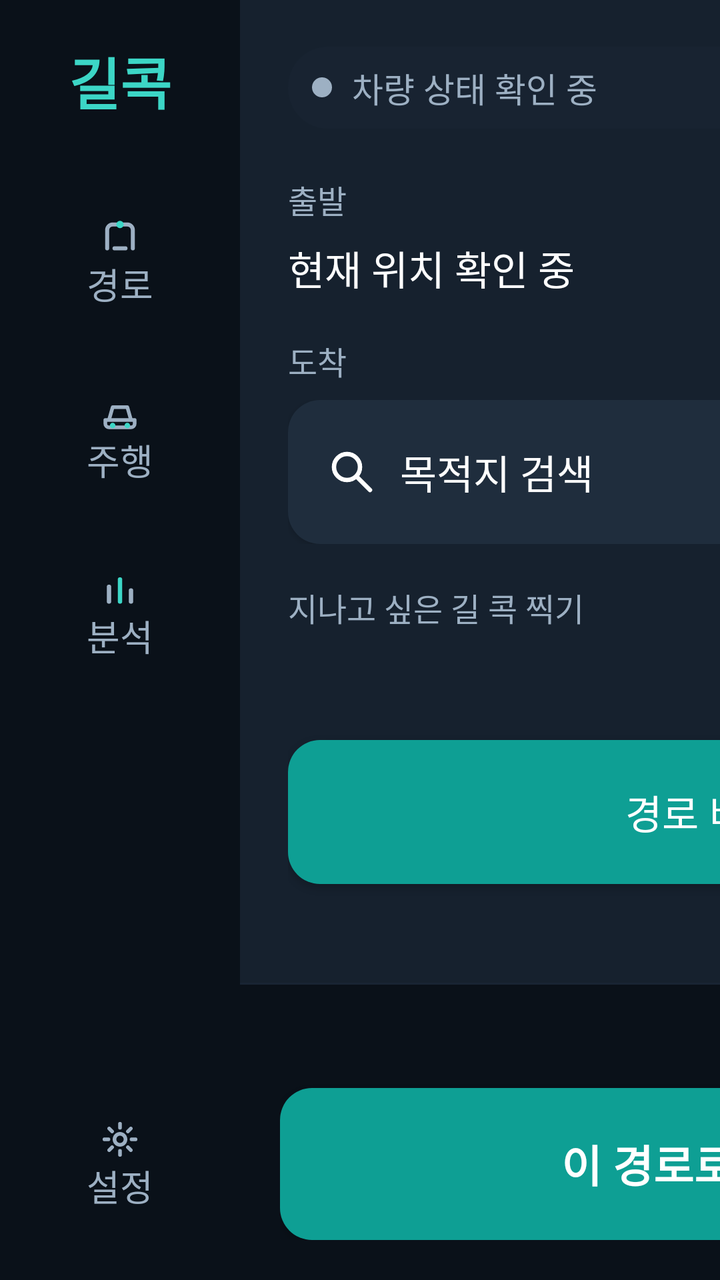
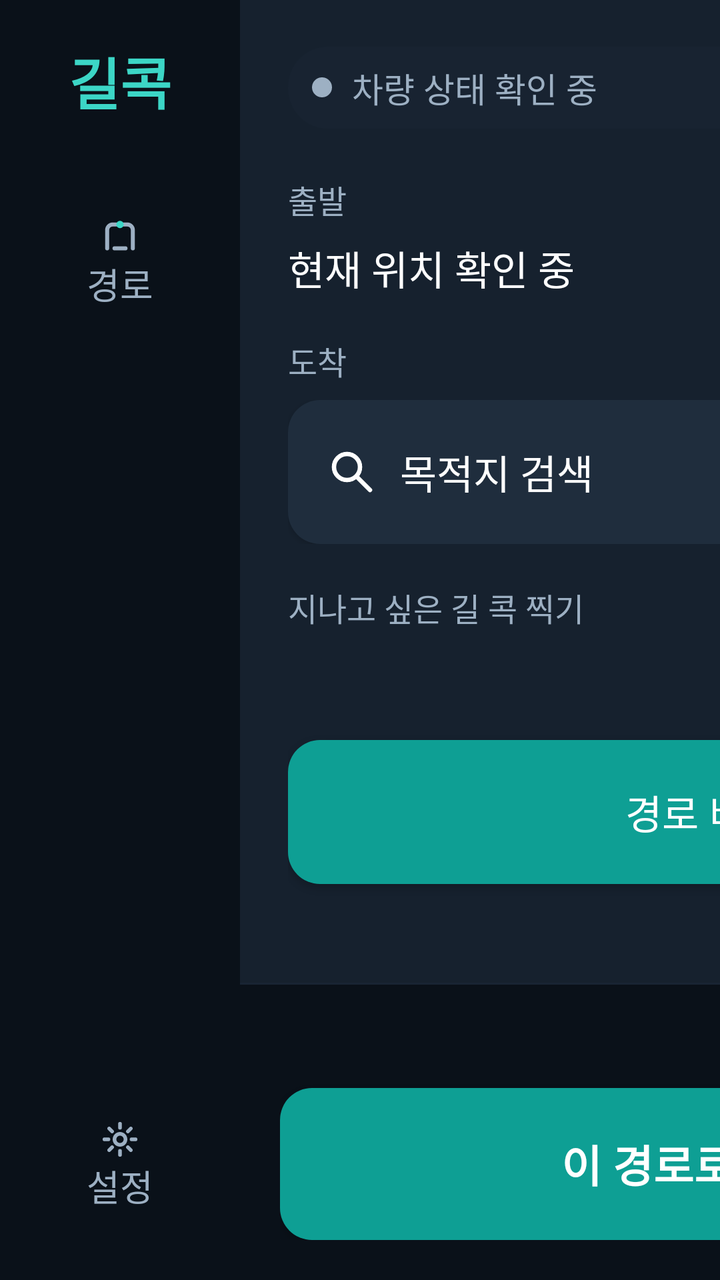

An Android layout rendered at two revisions. The XML below is the earlier revision; the diff shows what the commit changed to produce the second picture.
<!-- AndroidManifest.xml: application theme Theme.Gilkok -->
<!-- res/layout/activity_main.xml -->
<?xml version="1.0" encoding="utf-8"?>
<LinearLayout xmlns:android="http://schemas.android.com/apk/res/android"
    xmlns:app="http://schemas.android.com/apk/res-auto"
    android:layout_width="match_parent" android:layout_height="match_parent"
    android:orientation="horizontal" android:background="@color/road_navy">

    
    <LinearLayout android:layout_width="120dp" android:layout_height="match_parent"
        android:orientation="vertical" android:gravity="center_horizontal"
        android:background="@color/road_rail" android:paddingVertical="20dp" android:paddingHorizontal="12dp">
        <TextView android:layout_width="wrap_content" android:layout_height="wrap_content"
            android:text="길콕" android:textSize="28sp" android:textStyle="bold" android:textColor="@color/road_teal_bright"
            android:layout_marginBottom="28dp"/>
        <com.google.android.material.button.MaterialButton android:id="@+id/nav_route" style="@style/Widget.Gilkok.Button.Nav"
            android:layout_width="match_parent" android:layout_height="80dp" android:text="경로" android:layout_marginBottom="8dp"
            app:icon="@drawable/ic_nav_route" app:iconGravity="textTop" app:iconPadding="4dp" app:iconSize="22dp" app:iconTint="@null"/>
        <com.google.android.material.button.MaterialButton android:id="@+id/nav_trip" style="@style/Widget.Gilkok.Button.Nav"
            android:layout_width="match_parent" android:layout_height="80dp" android:text="주행" android:layout_marginBottom="8dp"
            app:icon="@drawable/ic_nav_trip" app:iconGravity="textTop" app:iconPadding="4dp" app:iconSize="22dp" app:iconTint="@null"/>
        <com.google.android.material.button.MaterialButton android:id="@+id/nav_report" style="@style/Widget.Gilkok.Button.Nav"
            android:layout_width="match_parent" android:layout_height="80dp" android:text="분석"
            app:icon="@drawable/ic_nav_report" app:iconGravity="textTop" app:iconPadding="4dp" app:iconSize="22dp" app:iconTint="@null"/>
        <Space android:layout_width="match_parent" android:layout_height="0dp" android:layout_weight="1"/>
        <com.google.android.material.button.MaterialButton android:id="@+id/nav_settings" style="@style/Widget.Gilkok.Button.Nav"
            android:layout_width="match_parent" android:layout_height="80dp" android:text="설정"
            app:icon="@drawable/ic_nav_settings" app:iconGravity="textTop" app:iconPadding="4dp" app:iconSize="22dp" app:iconTint="@null"/>
    </LinearLayout>

    <FrameLayout android:layout_width="0dp" android:layout_height="match_parent" android:layout_weight="1">

        
        <LinearLayout android:id="@+id/route_panel" android:layout_width="match_parent" android:layout_height="match_parent" android:orientation="horizontal">
            <LinearLayout android:id="@+id/route_sheet" android:layout_width="500dp" android:layout_height="match_parent"
                android:orientation="vertical" android:background="@color/road_surface">
                <LinearLayout android:layout_width="match_parent" android:layout_height="wrap_content" android:orientation="horizontal"
                    android:gravity="center_vertical" android:paddingHorizontal="24dp" android:paddingTop="20dp">
                    <LinearLayout android:id="@+id/global_status_chip" android:layout_width="0dp" android:layout_height="wrap_content"
                        android:layout_weight="1" android:orientation="horizontal" android:gravity="center_vertical"
                        android:background="@drawable/status_chip">
                        <View android:id="@+id/global_status_dot" android:layout_width="10dp" android:layout_height="10dp"
                            android:layout_marginEnd="10dp" android:background="@drawable/status_dot_muted"/>
                        <TextView android:id="@+id/global_status" android:layout_width="0dp" android:layout_height="wrap_content" android:layout_weight="1"
                            android:text="차량 상태 확인 중" android:textSize="17sp" android:textColor="@color/road_muted"/>
                    </LinearLayout>
                    <com.google.android.material.button.MaterialButton android:id="@+id/route_mode" style="@style/Widget.Gilkok.Button.Secondary"
                        android:layout_width="wrap_content" android:layout_height="48dp" android:minHeight="48dp" android:textSize="16sp"
                        android:layout_marginStart="12dp" android:paddingHorizontal="16dp" android:text="데모 데이터" app:cornerRadius="24dp"/>
                </LinearLayout>
                <ScrollView android:id="@+id/route_scroll" android:layout_width="match_parent" android:layout_height="0dp" android:layout_weight="1" android:fillViewport="true">
                    <LinearLayout android:layout_width="match_parent" android:layout_height="wrap_content" android:orientation="vertical"
                        android:paddingHorizontal="24dp" android:paddingBottom="16dp">
                        <TextView android:id="@+id/origin_label" style="@style/Gilkok.Label" android:layout_width="wrap_content" android:layout_height="wrap_content" android:text="출발" android:drawablePadding="8dp" android:gravity="center_vertical"/>
                        <TextView android:id="@+id/origin_text" style="@style/Gilkok.Body" android:layout_width="match_parent" android:layout_height="wrap_content" android:text="현재 위치 확인 중"/>
                        <TextView android:id="@+id/dest_label" style="@style/Gilkok.Label" android:layout_width="wrap_content" android:layout_height="wrap_content" android:text="도착" android:drawablePadding="8dp" android:gravity="center_vertical"/>
                        <LinearLayout android:layout_width="match_parent" android:layout_height="wrap_content" android:orientation="horizontal">
                            <com.google.android.material.button.MaterialButton android:id="@+id/pick_destination" style="@style/Widget.Gilkok.Button.Secondary"
                                android:layout_width="0dp" android:layout_height="72dp" android:layout_weight="1"
                                android:text="목적지 검색" android:textAlignment="viewStart" android:paddingHorizontal="20dp"
                                android:singleLine="true" android:ellipsize="end"
                                app:icon="@drawable/ic_search" app:iconSize="24dp" app:iconPadding="12dp"/>
                            <com.google.android.material.button.MaterialButton android:id="@+id/clear_destination" style="@style/Widget.Gilkok.Button.Secondary"
                                android:layout_width="72dp" android:layout_height="72dp" android:layout_marginStart="8dp" android:text="✕" android:contentDescription="목적지 지우기"/>
                        </LinearLayout>
                        <TextView android:id="@+id/kok_label" style="@style/Gilkok.Label" android:layout_width="wrap_content" android:layout_height="wrap_content" android:text="지나고 싶은 길 콕 찍기" android:drawablePadding="8dp" android:gravity="center_vertical"/>
                        <LinearLayout android:id="@+id/kok_list" android:layout_width="match_parent" android:layout_height="wrap_content" android:orientation="vertical"/>
                        <TextView android:id="@+id/kok_hint" android:layout_width="match_parent" android:layout_height="wrap_content" android:layout_marginTop="4dp"
                            android:textSize="17sp" android:textColor="@color/road_muted"/>
                        <com.google.android.material.button.MaterialButton android:id="@+id/compare_routes"
                            android:layout_width="match_parent" android:layout_height="72dp" android:layout_marginTop="20dp" android:text="경로 비교하기"/>
                        <LinearLayout android:id="@+id/comparison_list" android:layout_width="match_parent" android:layout_height="wrap_content"
                            android:orientation="vertical" android:layout_marginTop="16dp"/>
                    </LinearLayout>
                </ScrollView>
                <View android:layout_width="match_parent" android:layout_height="1dp" android:background="#332B3B4F"/>
                <LinearLayout android:layout_width="match_parent" android:layout_height="wrap_content" android:orientation="vertical"
                    android:background="@color/road_rail" android:padding="20dp" android:elevation="6dp">
                    <TextView android:id="@+id/route_status" android:layout_width="match_parent" android:layout_height="wrap_content"
                        android:textSize="16sp" android:textColor="@color/road_muted" android:maxLines="2" android:layout_marginBottom="10dp"/>
                    <com.google.android.material.button.MaterialButton android:id="@+id/start_guidance"
                        android:layout_width="match_parent" android:layout_height="76dp" android:text="이 경로로 안내 시작" android:textSize="22sp" android:textStyle="bold"/>
                </LinearLayout>
            </LinearLayout>

            <FrameLayout android:id="@+id/map_area" android:layout_width="0dp" android:layout_height="match_parent" android:layout_weight="1">
                <FrameLayout android:id="@+id/map_host" android:layout_width="match_parent" android:layout_height="match_parent"/>
                <LinearLayout android:id="@+id/map_placeholder" android:layout_width="match_parent" android:layout_height="match_parent"
                    android:orientation="vertical" android:gravity="center" android:padding="48dp" android:background="@color/road_navy">
                    <TextView style="@style/Gilkok.Title" android:layout_width="wrap_content" android:layout_height="wrap_content" android:text="지도를 켜면 경로를 함께 볼 수 있어요"/>
                    <TextView android:layout_width="wrap_content" android:layout_height="wrap_content" android:layout_marginTop="10dp" android:gravity="center"
                        android:text="지도 없이도 경로 비교는 동작합니다" android:textSize="19sp" android:textColor="@color/road_muted"/>
                    <com.google.android.material.button.MaterialButton android:id="@+id/enable_map" android:layout_width="320dp" android:layout_height="72dp"
                        android:layout_marginTop="24dp" android:text="지도 켜기"/>
                </LinearLayout>
                <TextView android:id="@+id/map_status" android:layout_width="wrap_content" android:layout_height="wrap_content"
                    android:layout_gravity="top|start" android:layout_margin="20dp" android:background="@drawable/map_chrome"
                    android:textColor="@color/white" android:textSize="17sp" android:maxLines="2" android:elevation="4dp"/>
                <LinearLayout android:layout_width="wrap_content" android:layout_height="wrap_content" android:orientation="vertical"
                    android:layout_gravity="end|center_vertical" android:layout_marginEnd="20dp">
                    <com.google.android.material.button.MaterialButton android:id="@+id/zoom_in" android:layout_width="72dp" android:layout_height="72dp"
                        android:text="+" android:textSize="32sp" android:contentDescription="지도 확대"
                        app:backgroundTint="@color/road_surface2" android:textColor="@color/white" android:padding="0dp" app:cornerRadius="16dp"/>
                    <com.google.android.material.button.MaterialButton android:id="@+id/zoom_out" android:layout_width="72dp" android:layout_height="72dp" android:layout_marginTop="8dp"
                        android:text="−" android:textSize="32sp" android:contentDescription="지도 축소"
                        app:backgroundTint="@color/road_surface2" android:textColor="@color/white" android:padding="0dp" app:cornerRadius="16dp"/>
                    <com.google.android.material.button.MaterialButton android:id="@+id/recenter_map" android:layout_width="72dp" android:layout_height="72dp" android:layout_marginTop="8dp"
                        android:contentDescription="현재 위치로 이동" app:icon="@drawable/ic_location" app:iconGravity="textStart" app:iconPadding="0dp" app:iconSize="28dp"
                        android:padding="0dp" app:backgroundTint="@color/road_surface2" app:cornerRadius="16dp" app:iconTint="@color/white"/>
                </LinearLayout>
                <LinearLayout android:id="@+id/map_legend" android:layout_width="wrap_content" android:layout_height="wrap_content"
                    android:layout_gravity="bottom|start" android:layout_margin="16dp" android:orientation="vertical"
                    android:background="@drawable/map_chrome" android:elevation="4dp"/>
                <TextView android:layout_width="wrap_content" android:layout_height="wrap_content" android:layout_gravity="bottom|end"
                    android:text="© OpenStreetMap contributors" android:textSize="14sp" android:textColor="@color/road_muted"
                    android:background="@drawable/map_chrome" android:padding="4dp"/>
            </FrameLayout>
        </LinearLayout>

        
        <ScrollView android:id="@+id/trip_panel" android:layout_width="match_parent" android:layout_height="match_parent" android:visibility="gone" android:fillViewport="true">
            <LinearLayout android:layout_width="match_parent" android:layout_height="wrap_content" android:orientation="vertical" android:padding="32dp">
                <TextView style="@style/Gilkok.Title" android:layout_width="wrap_content" android:layout_height="wrap_content" android:text="주행 기록"/>
                <TextView android:id="@+id/trip_state" android:layout_width="match_parent" android:layout_height="wrap_content" android:layout_marginTop="6dp" android:layout_marginBottom="20dp"
                    android:textSize="19sp" android:textColor="@color/road_muted"/>
                <LinearLayout android:layout_width="match_parent" android:layout_height="wrap_content" android:orientation="horizontal" android:baselineAligned="false">
                    <LinearLayout style="@style/Gilkok.Card" android:layout_width="0dp" android:layout_height="wrap_content" android:layout_weight="1" android:layout_marginEnd="12dp">
                        <TextView android:layout_width="wrap_content" android:layout_height="wrap_content" android:text="현재 속도" android:textSize="17sp" android:textColor="@color/road_muted"/>
                        <TextView android:id="@+id/live_speed" android:layout_width="wrap_content" android:layout_height="wrap_content" android:text="—" android:textSize="88sp" android:textStyle="bold" android:textColor="@color/white"/>
                        <TextView android:id="@+id/trip_prediction" android:layout_width="match_parent" android:layout_height="wrap_content" android:textSize="18sp" android:textColor="@color/road_teal_bright" android:layout_marginBottom="16dp"/>
                        <com.google.android.material.button.MaterialButton android:id="@+id/start_trip" android:layout_width="match_parent" android:layout_height="72dp" android:text="주행 기록 시작"/>
                        <com.google.android.material.button.MaterialButton android:id="@+id/stop_trip" style="@style/Widget.Gilkok.Button.Secondary" android:layout_width="match_parent" android:layout_height="72dp" android:layout_marginTop="8dp" android:text="기록 마치고 분석 보기"/>
                        <TextView android:id="@+id/service_status" android:layout_width="match_parent" android:layout_height="wrap_content" android:layout_marginTop="12dp" android:textSize="16sp" android:textColor="@color/road_muted"/>
                    </LinearLayout>
                    <LinearLayout style="@style/Gilkok.Card" android:layout_width="0dp" android:layout_height="wrap_content" android:layout_weight="1" android:layout_marginStart="12dp">
                        <TextView android:layout_width="wrap_content" android:layout_height="wrap_content" android:text="차량 데이터 · Pleos Vehicle SDK" android:textSize="17sp" android:textColor="@color/road_muted" android:layout_marginBottom="12dp"/>
                        <LinearLayout android:layout_width="match_parent" android:layout_height="wrap_content" android:orientation="horizontal">
                            <LinearLayout android:layout_width="0dp" android:layout_height="wrap_content" android:layout_weight="1" android:layout_marginEnd="8dp"
                                android:orientation="vertical" android:background="@drawable/metric_tile" android:padding="14dp">
                                <TextView android:layout_width="wrap_content" android:layout_height="wrap_content" android:text="전비·연비" android:textSize="14sp" android:textColor="@color/road_muted"/>
                                <TextView android:id="@+id/live_efficiency" android:layout_width="match_parent" android:layout_height="wrap_content" android:layout_marginTop="6dp" android:textSize="20sp" android:textColor="@color/white" android:textStyle="bold"/>
                            </LinearLayout>
                            <LinearLayout android:layout_width="0dp" android:layout_height="wrap_content" android:layout_weight="1" android:layout_marginStart="8dp"
                                android:orientation="vertical" android:background="@drawable/metric_tile" android:padding="14dp">
                                <TextView android:layout_width="wrap_content" android:layout_height="wrap_content" android:text="누적 거리" android:textSize="14sp" android:textColor="@color/road_muted"/>
                                <TextView android:id="@+id/live_odometer" android:layout_width="match_parent" android:layout_height="wrap_content" android:layout_marginTop="6dp" android:textSize="20sp" android:textColor="@color/white" android:textStyle="bold"/>
                            </LinearLayout>
                        </LinearLayout>
                        <LinearLayout android:layout_width="match_parent" android:layout_height="wrap_content" android:orientation="horizontal" android:layout_marginTop="12dp">
                            <LinearLayout android:layout_width="0dp" android:layout_height="wrap_content" android:layout_weight="1" android:layout_marginEnd="8dp"
                                android:orientation="vertical" android:background="@drawable/metric_tile" android:padding="14dp">
                                <TextView android:layout_width="wrap_content" android:layout_height="wrap_content" android:text="브레이크" android:textSize="14sp" android:textColor="@color/road_muted"/>
                                <TextView android:id="@+id/live_brake" android:layout_width="match_parent" android:layout_height="wrap_content" android:layout_marginTop="6dp" android:textSize="20sp" android:textColor="@color/white" android:textStyle="bold"/>
                            </LinearLayout>
                            <LinearLayout android:layout_width="0dp" android:layout_height="wrap_content" android:layout_weight="1" android:layout_marginStart="8dp"
                                android:orientation="vertical" android:background="@drawable/metric_tile" android:padding="14dp">
                                <TextView android:layout_width="wrap_content" android:layout_height="wrap_content" android:text="주행 모드" android:textSize="14sp" android:textColor="@color/road_muted"/>
                                <TextView android:id="@+id/live_mode" android:layout_width="match_parent" android:layout_height="wrap_content" android:layout_marginTop="6dp" android:textSize="20sp" android:textColor="@color/white" android:textStyle="bold"/>
                            </LinearLayout>
                        </LinearLayout>
                        <TextView android:layout_width="match_parent" android:layout_height="wrap_content" android:layout_marginTop="20dp" android:textSize="16sp" android:textColor="@color/road_muted"
                            android:text="기록 중에는 기본 내비로 이동해도 수집이 이어집니다. 기록은 기기 밖으로 전송되지 않습니다."/>
                    </LinearLayout>
                </LinearLayout>
            </LinearLayout>
        </ScrollView>

        
        <ScrollView android:id="@+id/report_panel" android:layout_width="match_parent" android:layout_height="match_parent" android:visibility="gone" android:fillViewport="true">
            <LinearLayout android:layout_width="match_parent" android:layout_height="wrap_content" android:orientation="vertical" android:padding="32dp">
                <LinearLayout android:layout_width="match_parent" android:layout_height="wrap_content" android:orientation="horizontal" android:gravity="center_vertical" android:layout_marginBottom="20dp">
                    <TextView style="@style/Gilkok.Title" android:layout_width="0dp" android:layout_height="wrap_content" android:layout_weight="1" android:text="내 주행 분석"/>
                    <com.google.android.material.button.MaterialButton android:id="@+id/report_history" style="@style/Widget.Gilkok.Button.Secondary"
                        android:layout_width="wrap_content" android:layout_height="64dp" android:paddingHorizontal="24dp" android:text="이전 주행 보기"/>
                </LinearLayout>
                <LinearLayout android:layout_width="match_parent" android:layout_height="wrap_content" android:orientation="horizontal" android:baselineAligned="false">
                    <LinearLayout style="@style/Gilkok.Card" android:layout_width="0dp" android:layout_height="wrap_content" android:layout_weight="1" android:layout_marginEnd="12dp">
                        <TextView android:layout_width="wrap_content" android:layout_height="wrap_content" android:text="출발 전 예측 vs 실제" android:textSize="17sp" android:textColor="@color/road_muted"/>
                        <TextView android:id="@+id/report_pred_value" android:layout_width="match_parent" android:layout_height="wrap_content" android:layout_marginVertical="8dp" android:textSize="40sp" android:textStyle="bold" android:textColor="@color/road_teal_bright"/>
                        <TextView android:id="@+id/report_pred_detail" style="@style/Gilkok.Body" android:layout_width="match_parent" android:layout_height="wrap_content"/>
                    </LinearLayout>
                    <LinearLayout style="@style/Gilkok.Card" android:layout_width="0dp" android:layout_height="wrap_content" android:layout_weight="1" android:layout_marginStart="12dp">
                        <TextView android:layout_width="wrap_content" android:layout_height="wrap_content" android:text="운전 습관" android:textSize="17sp" android:textColor="@color/road_muted" android:layout_marginBottom="8dp"/>
                        <LinearLayout android:layout_width="match_parent" android:layout_height="wrap_content" android:orientation="horizontal" android:layout_marginBottom="12dp">
                            <TextView android:id="@+id/report_accel_chip" android:layout_width="0dp" android:layout_height="wrap_content" android:layout_weight="1" android:layout_marginEnd="8dp"
                                android:background="@drawable/metric_tile" android:padding="12dp" android:text="급가속 —" android:textSize="18sp" android:textColor="@color/white" android:gravity="center"/>
                            <TextView android:id="@+id/report_brake_chip" android:layout_width="0dp" android:layout_height="wrap_content" android:layout_weight="1" android:layout_marginStart="8dp"
                                android:background="@drawable/metric_tile" android:padding="12dp" android:text="급감속 —" android:textSize="18sp" android:textColor="@color/white" android:gravity="center"/>
                        </LinearLayout>
                        <TextView android:id="@+id/report_text" style="@style/Gilkok.Body" android:layout_width="match_parent" android:layout_height="wrap_content" android:text="완료한 주행이 없습니다"/>
                    </LinearLayout>
                </LinearLayout>
                <LinearLayout style="@style/Gilkok.Card" android:layout_width="match_parent" android:layout_height="wrap_content" android:layout_marginTop="24dp">
                    <TextView android:layout_width="wrap_content" android:layout_height="wrap_content" android:text="부드럽게 달렸다면? · 가상 시나리오" android:textSize="17sp" android:textColor="@color/road_muted" android:layout_marginBottom="8dp"/>
                    <TextView android:id="@+id/energy_text" style="@style/Gilkok.Body" android:layout_width="match_parent" android:layout_height="wrap_content"/>
                </LinearLayout>
                <LinearLayout style="@style/Gilkok.Card" android:layout_width="match_parent" android:layout_height="wrap_content" android:layout_marginTop="24dp">
                    <TextView android:layout_width="wrap_content" android:layout_height="wrap_content" android:text="같은 길, 지난번과 비교" android:textSize="17sp" android:textColor="@color/road_muted" android:layout_marginBottom="8dp"/>
                    <TextView android:id="@+id/report_comparison" style="@style/Gilkok.Body" android:layout_width="match_parent" android:layout_height="wrap_content"/>
                </LinearLayout>
                <TextView android:layout_width="match_parent" android:layout_height="wrap_content" android:layout_marginTop="20dp" android:textSize="16sp" android:textColor="@color/road_muted"
                    android:text="에너지 값은 차량 전비와 기록을 바탕으로 한 추정입니다. 배터리 실측값과 다를 수 있습니다."/>
            </LinearLayout>
        </ScrollView>
    </FrameLayout>
</LinearLayout>
<!-- resources referenced by this layout -->
<resources>
  <color name="road_muted">#9DB0C3</color>
  <color name="road_navy">#0F1822</color>
  <color name="road_rail">#0A1119</color>
  <color name="road_surface">#16212E</color>
  <color name="road_surface2">#1F2D3D</color>
  <color name="road_teal_bright">#3CD6C6</color>
  <color name="white">#FFFFFFFF</color>
  <!-- drawable ic_location (drawable) -->
  <vector xmlns:android="http://schemas.android.com/apk/res/android" android:width="24dp" android:height="24dp" android:viewportWidth="24" android:viewportHeight="24"><path android:pathData="M12,3L12,6M12,18L12,21M3,12L6,12M18,12L21,12M12,7a5,5 0,1 0,0 10a5,5 0,0 0,0 -10" android:strokeColor="#FFFFFF" android:strokeWidth="2.2" android:strokeLineCap="round" android:fillColor="#00000000"/></vector>
  <!-- drawable ic_search (drawable) -->
  <vector xmlns:android="http://schemas.android.com/apk/res/android" android:width="24dp" android:height="24dp" android:viewportWidth="24" android:viewportHeight="24"><path android:pathData="M9.5,3a6.5,6.5 0,1 0,0 13a6.5,6.5 0,0 0,0 -13M14.5,14.5L21,21" android:strokeColor="#FFFFFF" android:strokeWidth="2.2" android:strokeLineCap="round" android:fillColor="#00000000"/></vector>
  <!-- drawable map_chrome (drawable) -->
  <?xml version="1.0" encoding="utf-8"?>
  <shape xmlns:android="http://schemas.android.com/apk/res/android">
      <solid android:color="#E016212E" />
      <corners android:radius="14dp" />
      <padding android:left="14dp" android:top="10dp" android:right="14dp" android:bottom="10dp" />
  </shape>
  <!-- drawable metric_tile (drawable) -->
  <?xml version="1.0" encoding="utf-8"?>
  <shape xmlns:android="http://schemas.android.com/apk/res/android">
      <solid android:color="#33101A28" />
      <corners android:radius="14dp" />
  </shape>
  <!-- drawable status_chip (drawable) -->
  <?xml version="1.0" encoding="utf-8"?>
  <shape xmlns:android="http://schemas.android.com/apk/res/android">
      <solid android:color="#331F2D3D" />
      <corners android:radius="20dp" />
      <padding android:left="12dp" android:top="8dp" android:right="14dp" android:bottom="8dp" />
  </shape>
  <!-- drawable status_dot_muted (drawable) -->
  <?xml version="1.0" encoding="utf-8"?>
  <shape xmlns:android="http://schemas.android.com/apk/res/android" android:shape="oval">
      <solid android:color="@color/road_muted" />
  </shape>
  <style name="Gilkok.Body" parent=""><item name="android:textSize">20sp</item><item name="android:textColor">@color/white</item><item name="android:lineSpacingExtra">4dp</item></style>
  <style name="Gilkok.Card" parent=""><item name="android:background">@drawable/card_bg</item><item name="android:padding">24dp</item><item name="android:orientation">vertical</item></style>
  <style name="Gilkok.Label" parent=""><item name="android:textSize">16sp</item><item name="android:textColor">@color/road_muted</item><item name="android:layout_marginTop">20dp</item><item name="android:layout_marginBottom">8dp</item></style>
  <style name="Gilkok.Title" parent=""><item name="android:textSize">28sp</item><item name="android:textStyle">bold</item><item name="android:textColor">@color/white</item></style>
  <style name="Widget.Gilkok.Button.Secondary">
          <item name="backgroundTint">@color/road_surface2</item>
          <item name="android:textColor">@color/white</item>
      </style>
  <!-- drawable card_bg (drawable) -->
  <shape xmlns:android="http://schemas.android.com/apk/res/android"><solid android:color="@color/road_surface2"/><corners android:radius="20dp"/></shape>
  <color name="road_teal">#0E9F94</color>
  <color name="road_teal_dark">#0A776F</color>
  <color name="road_gold">#F5BE54</color>
  <!-- unchanged entries left out for length: 7 -->
</resources>

<!-- the commit's change to res/layout/activity_main.xml (unified diff, before → after) -->
@@ -14,10 +14,10 @@
         <com.google.android.material.button.MaterialButton android:id="@+id/nav_route" style="@style/Widget.Gilkok.Button.Nav"
             android:layout_width="match_parent" android:layout_height="80dp" android:text="경로" android:layout_marginBottom="8dp"
             app:icon="@drawable/ic_nav_route" app:iconGravity="textTop" app:iconPadding="4dp" app:iconSize="22dp" app:iconTint="@null"/>
-        <com.google.android.material.button.MaterialButton android:id="@+id/nav_trip" style="@style/Widget.Gilkok.Button.Nav"
+        <com.google.android.material.button.MaterialButton android:id="@+id/nav_trip" style="@style/Widget.Gilkok.Button.Nav" android:visibility="gone"
             android:layout_width="match_parent" android:layout_height="80dp" android:text="주행" android:layout_marginBottom="8dp"
             app:icon="@drawable/ic_nav_trip" app:iconGravity="textTop" app:iconPadding="4dp" app:iconSize="22dp" app:iconTint="@null"/>
-        <com.google.android.material.button.MaterialButton android:id="@+id/nav_report" style="@style/Widget.Gilkok.Button.Nav"
+        <com.google.android.material.button.MaterialButton android:id="@+id/nav_report" style="@style/Widget.Gilkok.Button.Nav" android:visibility="gone"
             android:layout_width="match_parent" android:layout_height="80dp" android:text="분석"
             app:icon="@drawable/ic_nav_report" app:iconGravity="textTop" app:iconPadding="4dp" app:iconSize="22dp" app:iconTint="@null"/>
         <Space android:layout_width="match_parent" android:layout_height="0dp" android:layout_weight="1"/>
